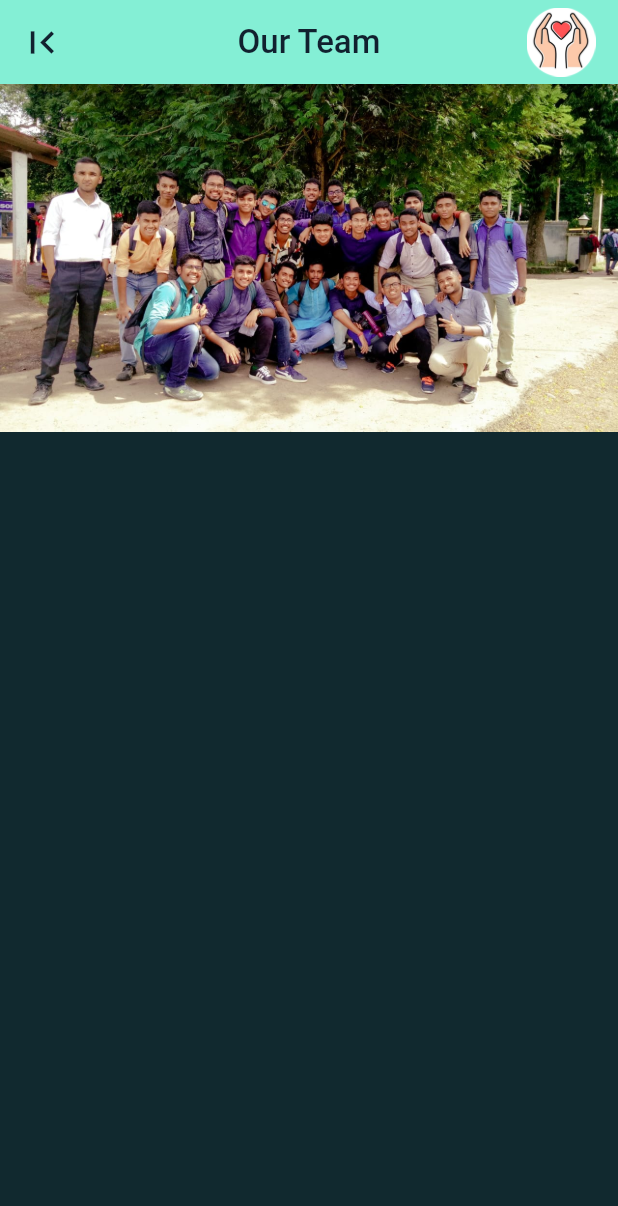
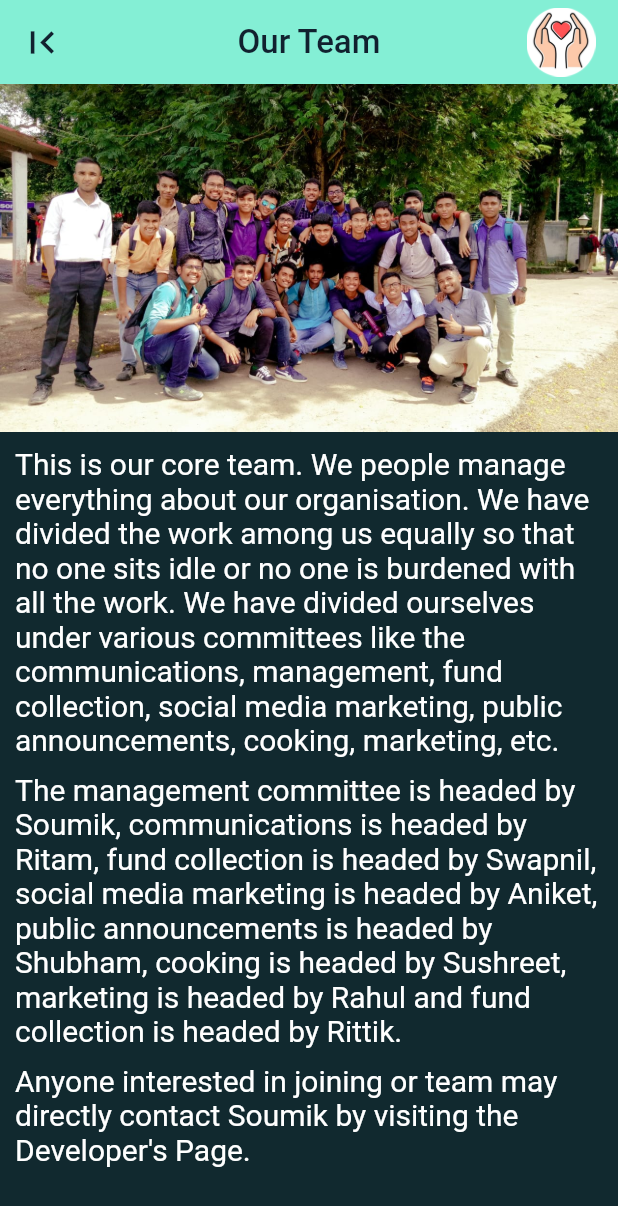
Before and after one commit to Procoder16/We_Care_Flutter, a Flutter app: the OurTeam screen opened directly, on a phone screen of 412 x 824 dp. Shown: the top 1206 px of the screen. Run offline on Flutter 3.47's test engine with Material 2 defaults, Android fonts, the phone set to English and light mode, and no system bars; our stand-ins replace animated_text_kit, font_awesome_flutter; missing offline and left inert: foldable_sidebar.

Commit message:
done with the our team page

```diff
--- a/lib/screens/our_team.dart
+++ b/lib/screens/our_team.dart
@@ -41,12 +41,42 @@ class OurTeam extends StatelessWidget {
       body: Container(
         child: Column(
           children: [
-            Container(
-              decoration: BoxDecoration(
-                borderRadius: BorderRadius.circular(200.0),
-              ),
-              child: Image(
-                image: AssetImage('images/group.png'),
+            Expanded(
+              child: ListView(
+                children: [
+                  Column(
+                    children: [
+                      Image(
+                        image: AssetImage('images/group.png'),
+                      ),
+                      Padding(
+                        padding: EdgeInsets.all(10.0),
+                        child: Column(
+                          children: [
+                            Text(
+                              'This is our core team. We people manage everything about our organisation. We have divided the work among us equally so that no one sits idle or no one is burdened with all the work. We have divided ourselves under various committees like the communications, management, fund collection, social media marketing, public announcements, cooking, marketing, etc.',
+                              style: TextStyle(fontSize: 20.0),
+                            ),
+                            SizedBox(
+                              height: 10.0,
+                            ),
+                            Text(
+                              'The management committee is headed by Soumik, communications is headed by Ritam, fund collection is headed by Swapnil, social media marketing is headed by Aniket, public announcements is headed by Shubham, cooking is headed by Sushreet, marketing is headed by Rahul and fund collection is headed by Rittik.',
+                              style: TextStyle(fontSize: 20.0),
+                            ),
+                            SizedBox(
+                              height: 10.0,
+                            ),
+                            Text(
+                              'Anyone interested in joining or team may directly contact Soumik by visiting the Developer\'s Page.',
+                              style: TextStyle(fontSize: 20.0),
+                            ),
+                          ],
+                        ),
+                      ),
+                    ],
+                  ),
+                ],
               ),
             ),
           ],
```
